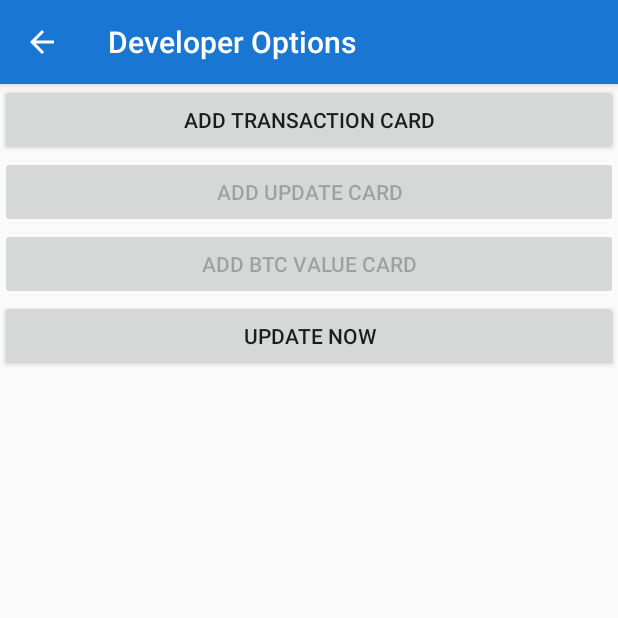
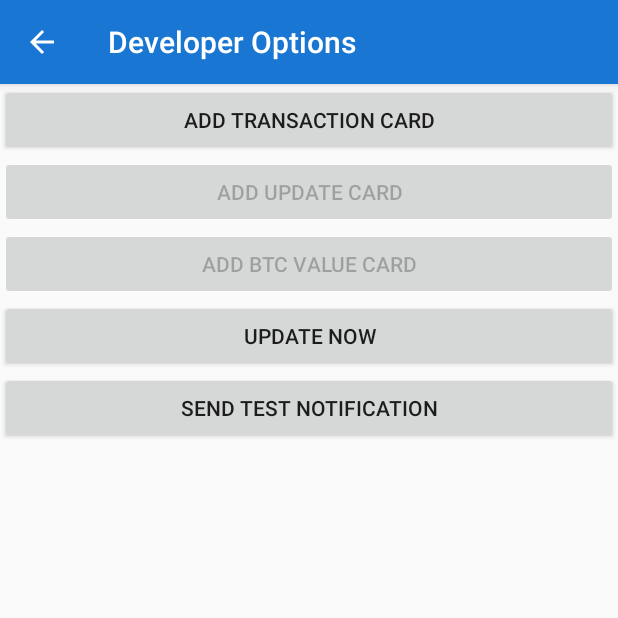
Before and after one commit to Codepixl/CryptoPal, an Android app: the DeveloperOptionsActivity screen opened directly, with no data from a screen before it, after a tap on "ADD TRANSACTION CARD", on a phone screen of 412 x 824 dp, the top half of it. Run offline under Robolectric (Android 15) with nearby library versions, the phone set to English and light mode, and no system bars.

Commit message:
Made notifications better and other stuff
Added a class for handling posting notifications/managing channels. Also removed the "Updating Transactions..." Notification.

Also, there is a clear now button on the card list. The animations don't work 100% yet.

```diff
--- a/mobile/src/main/java/zyzxdev/cryptopal/activity/AddWalletActivity.kt
+++ b/mobile/src/main/java/zyzxdev/cryptopal/activity/AddWalletActivity.kt
@@ -26,7 +26,7 @@ class AddWalletActivity : android.support.v7.app.AppCompatActivity() {
 			WalletManager.wallets.add(wallet)
 			WalletManager.save()
 			wallet.refreshTransactions(this, object: TaskCompletedCallback {
-				override fun taskCompleted(data: Any) {
+				override fun taskCompleted(data: Any?) {
 					onBackPressed()
 				}
 			})
--- a/mobile/src/main/java/zyzxdev/cryptopal/activity/DeveloperOptionsActivity.kt
+++ b/mobile/src/main/java/zyzxdev/cryptopal/activity/DeveloperOptionsActivity.kt
@@ -10,6 +10,8 @@ import zyzxdev.cryptopal.R
 import zyzxdev.cryptopal.alarm.CryptoAlarmReceiver
 import zyzxdev.cryptopal.fragment.dashboard.card.CardManager
 import zyzxdev.cryptopal.fragment.dashboard.card.TransactionCard
+import zyzxdev.cryptopal.util.CryptoNotificationManager
+import zyzxdev.cryptopal.wallet.Transaction
 import zyzxdev.cryptopal.wallet.WalletManager
 
 class DeveloperOptionsActivity : AppCompatActivity() {
@@ -20,16 +22,20 @@ class DeveloperOptionsActivity : AppCompatActivity() {
 		supportActionBar?.setDisplayHomeAsUpEnabled(true)
 
 		addTransactionCard.setOnClickListener {
-			if(WalletManager.wallets.size > 0 && WalletManager.wallets[0].transactions.size > 0) {
-				CardManager.addCard(TransactionCard(WalletManager.wallets[0].transactions[0]))
-				Toast.makeText(this, "Added Card.", Toast.LENGTH_SHORT).show()
-			}else
-				Toast.makeText(this, "Couldn't add card.", Toast.LENGTH_SHORT).show()
+			CardManager.addCard(TransactionCard(Transaction.makeExample(randomize = true)))
 		}
 
 		updateNow.setOnClickListener {
 			val intent = Intent(this, CryptoAlarmReceiver::class.java)
 			sendBroadcast(intent)
+		}
+
+		sendTestNotification.setOnClickListener {
+			val notification = CryptoNotificationManager.buildNotification(this, CryptoNotificationManager.Channel.TRANSACTIONS)
+					.setContentTitle("Test")
+					.setContentText("This is a test")
+					.build()
+			CryptoNotificationManager.sendNotification(this, notification)
 		}
 	}
 
--- a/mobile/src/main/java/zyzxdev/cryptopal/activity/WalletDetailsActivity.kt
+++ b/mobile/src/main/java/zyzxdev/cryptopal/activity/WalletDetailsActivity.kt
@@ -108,7 +108,7 @@ class WalletDetailsActivity : AppCompatActivity() {
 		swipeRefresh?.isRefreshing = true
 		val ctx = this
 		wallet?.refreshTransactions(this, object: TaskCompletedCallback {
-			override fun taskCompleted(data: Any) {
+			override fun taskCompleted(data: Any?) {
 				swipeRefresh?.isRefreshing = false
 				(listView?.adapter as Transaction.TransactionAdapter).notifyDataSetChanged()
 				(findViewById<TextView>(R.id.lastUpdated) as TextView).text = getString(R.string.transactions_last_updated, Util.getTimeAgo(wallet!!.lastUpdated, ctx))
--- a/mobile/src/main/java/zyzxdev/cryptopal/fragment/WalletsFragment.kt
+++ b/mobile/src/main/java/zyzxdev/cryptopal/fragment/WalletsFragment.kt
@@ -42,7 +42,7 @@ class WalletsFragment : android.support.v4.app.Fragment() {
 
 	//Set options menu
 	override fun onCreateOptionsMenu(menu: android.view.Menu, inflater: android.view.MenuInflater) {
-		inflater.inflate(R.menu.menu_dashboard, menu)
+		inflater.inflate(R.menu.menu_wallets, menu)
 		super.onCreateOptionsMenu(menu, inflater)
 	}
 
@@ -73,7 +73,7 @@ class WalletsFragment : android.support.v4.app.Fragment() {
 		//Refresh all wallet balances
 		for(wallet in zyzxdev.cryptopal.wallet.WalletManager.Companion.wallets){
 			wallet.refreshBalance(context, object: TaskCompletedCallback {
-				override fun taskCompleted(data: Any) {
+				override fun taskCompleted(data: Any?) {
 					refreshedItem()
 				}
 			})
--- a/mobile/src/main/java/zyzxdev/cryptopal/util/SwipeDismissListViewTouchListener.java
+++ b/mobile/src/main/java/zyzxdev/cryptopal/util/SwipeDismissListViewTouchListener.java
@@ -82,7 +82,7 @@ public class SwipeDismissListViewTouchListener implements View.OnTouchListener {
 
 	// Fixed properties
 	private ListView mListView;
-	private DismissCallbacks mCallbacks;
+	public DismissCallbacks mCallbacks;
 	private int mViewWidth = 1; // 1 and not 0 to prevent dividing by zero
 
 	// Transient properties
@@ -340,7 +340,7 @@ public class SwipeDismissListViewTouchListener implements View.OnTouchListener {
 		}
 	}
 
-	private void performDismiss(final View dismissView, final int dismissPosition) {
+	public void performDismiss(final View dismissView, final int dismissPosition) {
 		// Animate the dismissed list item to zero-height and fire the dismiss callback when
 		// all dismissed list item animations have completed. This triggers layout on each animation
 		// frame; in the future we may want to do something smarter and more performant.
--- a/mobile/src/main/java/zyzxdev/cryptopal/util/TaskCompletedCallback.kt
+++ b/mobile/src/main/java/zyzxdev/cryptopal/util/TaskCompletedCallback.kt
@@ -7,5 +7,5 @@ import java.util.*
  */
 @FunctionalInterface
 interface TaskCompletedCallback{
-	fun taskCompleted(data: Any)
+	fun taskCompleted(data: Any?)
 }
--- a/mobile/src/main/java/zyzxdev/cryptopal/wallet/Transaction.kt
+++ b/mobile/src/main/java/zyzxdev/cryptopal/wallet/Transaction.kt
@@ -3,6 +3,7 @@ package zyzxdev.cryptopal.wallet
 import android.annotation.SuppressLint
 import android.support.v4.content.ContextCompat
 import android.support.v7.widget.CardView
+import android.text.style.TtsSpan
 import android.view.ViewGroup
 import android.view.View
 import android.widget.ImageView
@@ -15,6 +16,8 @@ import zyzxdev.cryptopal.fragment.dashboard.card.TransactionCard
 import zyzxdev.cryptopal.people.PeopleManager
 import zyzxdev.cryptopal.util.Util
 import zyzxdev.cryptopal.view.ExpandableCardView
+import java.util.*
+import kotlin.collections.ArrayList
 
 class Transaction private constructor(){
 	var sent: Boolean = false
@@ -44,6 +47,30 @@ class Transaction private constructor(){
 			val outputs = json.getJSONArray("otherOutputs")
 			for(i in 0 until outputs.length())
 				ret.otherOutputs.add(outputs.getString(i))
+
+			return ret
+		}
+
+		fun makeExample(randomize: Boolean = false, sent: Boolean = true, amount: Double = 12.34, time: Long = System.currentTimeMillis(), newBTC: Boolean = false, address: String = "abcd1234", hash: String = "abcdef12345", inputs: ArrayList<String> = arrayListOf("wxyz6789"), outputs: ArrayList<String> = arrayListOf("wxyz6789")): Transaction {
+			val ret = Transaction()
+
+			if(randomize){
+				val r = Random()
+				ret.sent = r.nextBoolean()
+				ret.amount = r.nextDouble()*2+0.1
+				ret.time = System.currentTimeMillis()-(r.nextInt(10000 * 60 * 60))
+				ret.newBTC = r.nextDouble() < 0.1
+			}else{
+				ret.sent = sent
+				ret.amount = amount
+				ret.time = time
+				ret.newBTC = newBTC
+			}
+
+			ret.otherInputs.addAll(inputs)
+			ret.otherOutputs.addAll(outputs)
+			ret.hash = hash
+			ret.address = address
 
 			return ret
 		}
--- a/mobile/src/main/res/layout/activity_developer_options.xml
+++ b/mobile/src/main/res/layout/activity_developer_options.xml
@@ -27,9 +27,15 @@
         android:enabled="false"
         android:text="@string/add_btc_value_card" />
 
-    <Button
-        android:id="@+id/updateNow"
-        android:layout_width="match_parent"
-        android:layout_height="wrap_content"
-        android:text="Update Now" />
+	<Button
+		android:id="@+id/updateNow"
+		android:layout_width="match_parent"
+		android:layout_height="wrap_content"
+		android:text="@string/update_now" />
+
+	<Button
+		android:id="@+id/sendTestNotification"
+		android:layout_width="match_parent"
+		android:layout_height="wrap_content"
+		android:text="@string/send_test_notification" />
 </LinearLayout>
--- a/mobile/src/main/res/layout/fragment_dashboard.xml
+++ b/mobile/src/main/res/layout/fragment_dashboard.xml
@@ -9,6 +9,6 @@
         android:layout_width="match_parent"
         android:layout_height="match_parent"
         android:divider="@null"
-        android:dividerHeight="0dp" />
+        android:dividerHeight="0dp"/>
 
 </FrameLayout>
--- a/mobile/src/main/res/menu/menu_dashboard.xml
+++ b/mobile/src/main/res/menu/menu_dashboard.xml
@@ -3,8 +3,8 @@
     xmlns:tools="http://schemas.android.com/tools"
     tools:context="zyzxdev.cryptopal.DashboardFragment">
     <item
-        android:id="@+id/refresh"
-        android:icon="@drawable/ic_refresh_white_24dp"
-        android:title="@string/action_refresh"
+        android:id="@+id/clearAll"
+        android:icon="@drawable/ic_clear_all_white_24dp"
+        android:title="@string/clear_all"
         app:showAsAction="always" />
 </menu>
--- a/mobile/src/main/res/values/strings.xml
+++ b/mobile/src/main/res/values/strings.xml
@@ -86,4 +86,9 @@
     <string name="add_update_card">Add update card</string>
     <string name="channel_transactions">Transactions</string>
     <string name="channel_transactions_description">Notifications for new transactions.</string>
+	<string name="clear_all">Clear All</string>
+	<string name="update_now">Update now</string>
+	<string name="send_test_notification">Send test notification</string>
+	<string name="channel_silent">Silent</string>
+	<string name="channel_silent_description">Un-important notifications that are silent.</string>
 </resources>
```
Also changed, not shown: mobile/src/main/java/zyzxdev/cryptopal/alarm/CryptoAlarmReceiver.kt (+7 -30 lines), mobile/src/main/java/zyzxdev/cryptopal/fragment/dashboard/DashboardFragment.kt (+25 -7 lines), mobile/src/main/java/zyzxdev/cryptopal/fragment/dashboard/card/CardManager.kt (+31 -3 lines), mobile/src/main/java/zyzxdev/cryptopal/util/CryptoNotificationManager.kt (added, +71 -0 lines), mobile/src/main/java/zyzxdev/cryptopal/wallet/Wallet.kt (+5 -4 lines), mobile/src/main/res/drawable/ic_clear_all_white_24dp.xml (added, +9 -0 lines), mobile/src/main/res/menu/menu_wallets.xml (added, +11 -0 lines), 2 other files.
